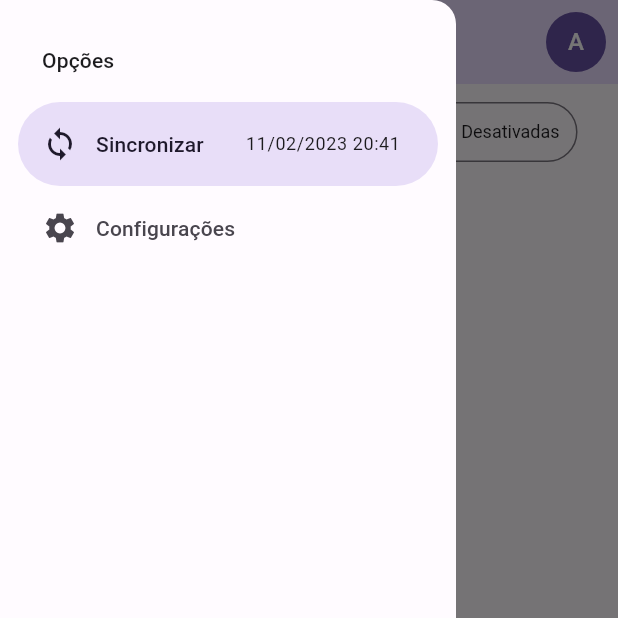
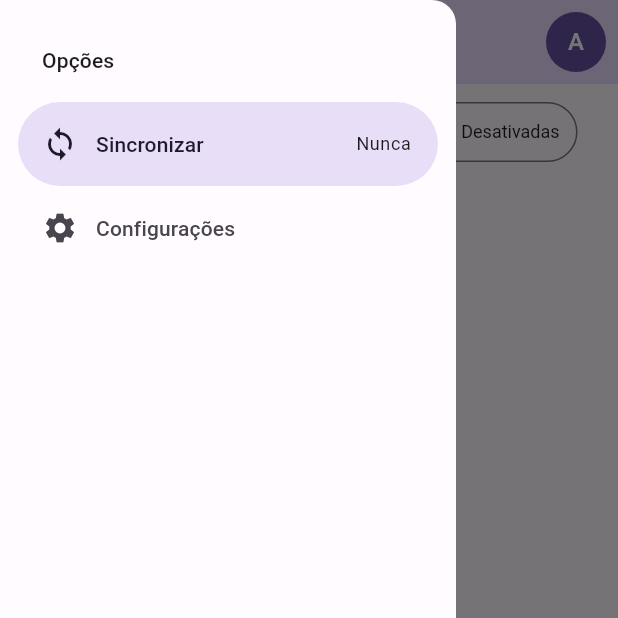
Before and after one commit to pr02nl/listinha, a Flutter app: the screen it shows after launch, in the side drawer, after a tap on "Sincronizar", on a phone screen of 412 x 824 dp, the top half of it. Run offline on Flutter 3.47's test engine with Material 2 defaults, Android fonts, the phone set to English and light mode, and no system bars; our stand-ins replace flutter_modular, realm; generated files the repository leaves out were written again.

Commit message:
feat: :sparkles: salva o estado de configuration localmente
salva e recupera os dados de configuration utilizando o realm

```diff
--- a/listinha_app/lib/src/home/widgets/custom_drawer.dart
+++ b/listinha_app/lib/src/home/widgets/custom_drawer.dart
@@ -1,10 +1,26 @@
 import 'package:flutter/material.dart';
+import 'package:flutter_modular/flutter_modular.dart';
+import 'package:intl/intl.dart';
+
+import '../../shared/stores/app_store.dart';
 
 class CustomDrawer extends StatelessWidget {
   const CustomDrawer({super.key});
 
   @override
   Widget build(BuildContext context) {
+    final appStore = context.watch<AppStore>(
+      (store) => store.syncDate,
+    );
+
+    final syncDate = appStore.syncDate.value;
+    var syncDateText = 'Nunca';
+
+    if (syncDate != null) {
+      final format = DateFormat('dd/MM/yyyy HH:mm');
+      syncDateText = format.format(syncDate);
+    }
+
     return NavigationDrawer(
       onDestinationSelected: (index) {
         if (index == 1) {
@@ -22,15 +38,18 @@ class CustomDrawer extends StatelessWidget {
         ),
         NavigationDrawerDestination(
           icon: const Icon(Icons.sync),
-          label: Row(
+          label: SizedBox(
+            width: 210,
+            child: Row(
               children: [
                 const Text('Sincronizar'),
-              const SizedBox(width: 28),
+                const Spacer(),
                 Text(
-                '11/02/2023 20:41',
+                  syncDateText,
                   style: Theme.of(context).textTheme.bodySmall,
                 ),
               ],
+            ),
           ),
         ),
         const NavigationDrawerDestination(
--- /dev/null
+++ b/listinha_app/lib/src/shared/services/realm/realm_config.dart
@@ -0,0 +1,16 @@
+import 'package:realm/realm.dart';
+
+import 'models/configuration_model.dart';
+
+LocalConfiguration config = Configuration.local(
+  [
+    ConfigurationModel.schema,
+  ],
+  initialDataCallback: (realm) {
+    realm.add(
+      ConfigurationModel(
+        'system',
+      ),
+    );
+  },
+);
--- a/listinha_app/lib/src/shared/stores/app_store.dart
+++ b/listinha_app/lib/src/shared/stores/app_store.dart
@@ -1,7 +1,29 @@
 import 'package:flutter/material.dart';
+import 'package:listinha/src/configuration/services/configuration_service.dart';
 
 class AppStore {
   final themeMode = ValueNotifier<ThemeMode>(ThemeMode.system);
+  final syncDate = ValueNotifier<DateTime?>(null);
+
+  final ConfigurationService _configurationService;
+
+  AppStore(this._configurationService) {
+    init();
+  }
+
+  void init() {
+    final configuration = _configurationService.getConfiguration();
+    syncDate.value = configuration.syncDate;
+    themeMode.value = _getThemeModeByName(configuration.themeModeName);
+  }
+
+  void save() {
+    _configurationService.saveConfiguration(
+      themeMode.value.name,
+      syncDate.value,
+    );
+  }
+
   void changeThemeMode(ThemeMode? mode) {
     if (mode != null) {
       themeMode.value = mode;
@@ -9,7 +31,19 @@ class AppStore {
     }
   }
 
-  void save() {
-    //TODO(pr02nl): save theme mode
+  void setSyncDate(DateTime date) {
+    syncDate.value = date;
+    save();
+  }
+
+  void deleteAll() {
+    _configurationService.deleteAll();
+  }
+
+  ThemeMode _getThemeModeByName(String name) {
+    return ThemeMode.values.firstWhere(
+      (mode) => mode.name == name,
+      orElse: () => ThemeMode.system,
+    );
   }
 }
--- a/listinha_app/pubspec.yaml
+++ b/listinha_app/pubspec.yaml
@@ -39,6 +39,7 @@ dependencies:
   result_dart: ^1.0.5
   flutter_modular: ^5.0.3
   realm: ^1.0.0
+  intl: ^0.18.0
 
 
 dev_dependencies:
```
Also changed, not shown: listinha_app/lib/src/app_module.dart (+8 -1 lines), listinha_app/lib/src/configuration/services/configuration_service.dart (added, +33 -0 lines), listinha_app/lib/src/shared/services/realm/models/configuration_model.dart (added, +9 -0 lines), listinha_app/lib/src/shared/services/realm/models/configuration_model.g.dart (added), listinha_app/pubspec.lock. Lines whose indentation alone changed are shown as unchanged.
